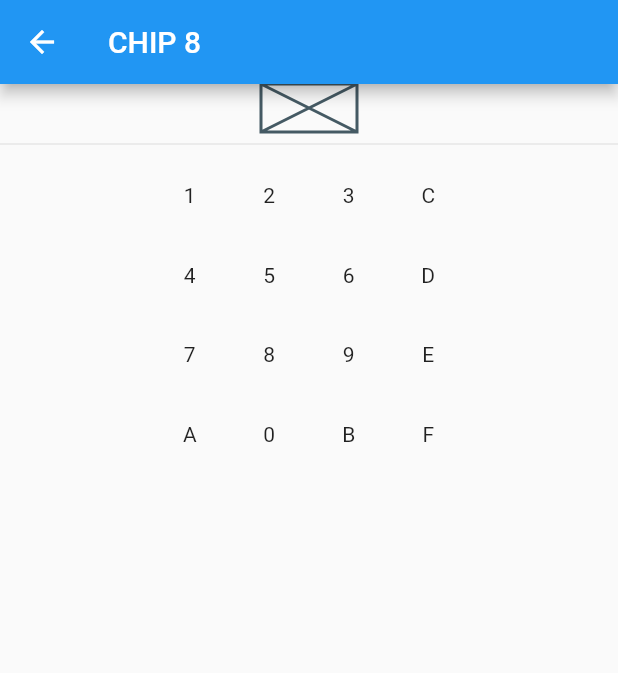
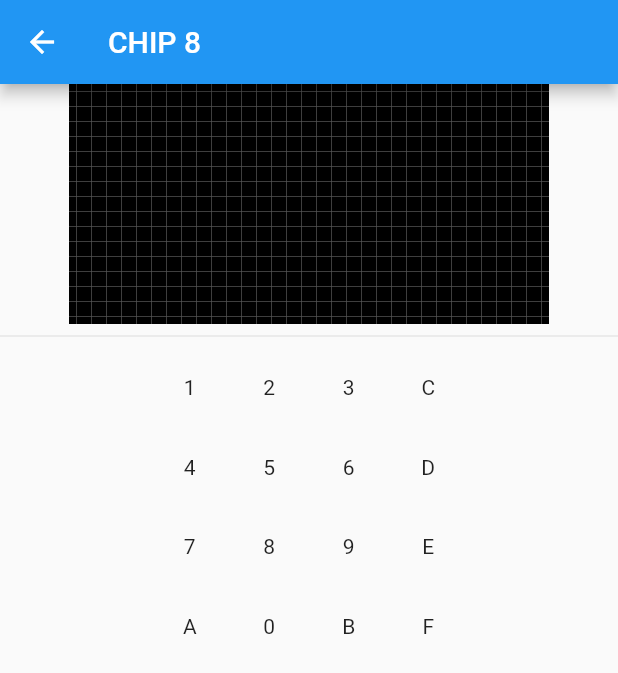
Before and after one commit to azizsoule/Emulator, a Flutter app: the Chip8Emulator screen opened directly, on a phone screen of 412 x 824 dp. Shown: the top 673 px of the screen. Run offline on Flutter 3.47's test engine with Material 2 defaults, Android fonts, the phone set to English and light mode, and no system bars.

Commit message:
Implementing chip 8 monochromatic screen

```diff
--- a/lib/core/emulators/base/keyboard.dart
+++ b/lib/core/emulators/base/keyboard.dart
@@ -3,12 +3,11 @@ import 'dart:async';
 import 'package:flutter/cupertino.dart';
 
 abstract class EmulatorKeyboard<K> extends StatelessWidget {
-  final StreamController<EmulatorKeyboardEvent<K>> controller;
+  EmulatorKeyboard({
+    super.key,
+  });
 
-  const EmulatorKeyboard({
-    super.key,
-    required this.controller,
-  });
+  final StreamController<EmulatorKeyboardEvent<K>> controller = StreamController<EmulatorKeyboardEvent<K>>();
 
   List<K> get keys;
 
--- a/lib/core/emulators/base/screen.dart
+++ b/lib/core/emulators/base/screen.dart
@@ -2,15 +2,26 @@ import 'dart:async';
 
 import 'package:flutter/material.dart';
 
+abstract class EmulatorScreenEvent {}
+
+class UpdateEmulatorScreenEvent extends EmulatorScreenEvent {}
+
 abstract class EmulatorScreen extends StatefulWidget {
   EmulatorScreen({
     super.key,
+    required this.width,
+    required this.height,
+    this.scale = 1,
   });
+
+  final int width;
+  final int height;
+  final int scale;
 
   final StreamController<EmulatorScreenEvent> controller = StreamController();
 
   void update() {
-    controller.add(EmulatorScreenEvent.update);
+    controller.add(UpdateEmulatorScreenEvent());
   }
 
   @override
@@ -18,22 +29,15 @@ abstract class EmulatorScreen extends StatefulWidget {
 }
 
 abstract class EmulatorScreenState extends State<EmulatorScreen> {
-  void _listen() {
-    widget.controller.stream.listen((event) {
-      if (event == EmulatorScreenEvent.update) {
-        setState(() {});
-      }
-    });
-  }
-
   @override
   void initState() {
     super.initState();
-    _listen();
+    widget.controller.stream.listen(screenEventsListener);
+  }
+
+  void screenEventsListener(EmulatorScreenEvent event) {
+    if (event is UpdateEmulatorScreenEvent) {
+      setState(() {});
+    }
   }
 }
-
-enum EmulatorScreenEvent {
-  clear,
-  update;
-}
--- a/lib/core/emulators/chip_8/keyboard.dart
+++ b/lib/core/emulators/chip_8/keyboard.dart
@@ -6,7 +6,6 @@ import '../base/keyboard.dart';
 class Chip8KeyBoard extends EmulatorKeyboard<Chip8Key> {
   Chip8KeyBoard({
     super.key,
-    required super.controller,
   });
 
   final Wrapper<Chip8Key> pressedKey = Wrapper();
--- a/lib/main.dart
+++ b/lib/main.dart
@@ -1,3 +1,4 @@
+import 'package:emulator/core/utils/debug_print.dart';
 import 'package:flutter/material.dart';
 
 import 'app/chip8/pages/chip8_page.dart';
@@ -37,6 +38,7 @@ class MainPage extends StatelessWidget {
             EmulatorItemWidget(
               image: "assets/images/chip_8.png",
               onTap: () {
+                printDebug("Hello");
                 Navigator.of(context).push(
                   MaterialPageRoute(
                     builder: (context) => const Chip8Page(),
```
Also changed, not shown: lib/core/emulators/chip_8/chip_8.dart (+26 -7 lines), lib/core/emulators/chip_8/screen.dart (+104 -4 lines).
